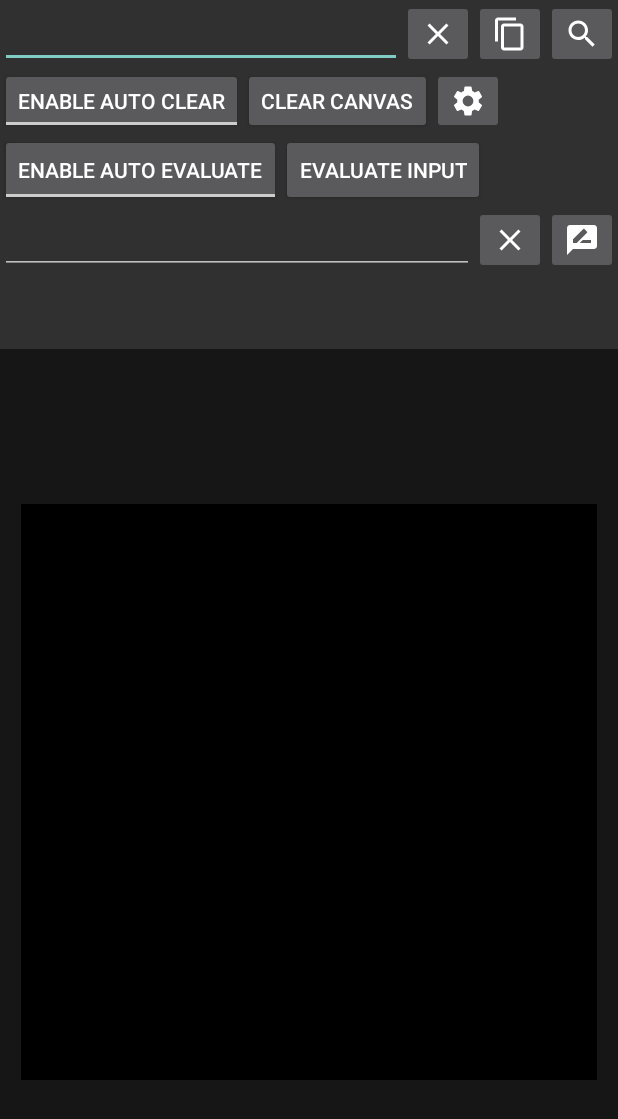
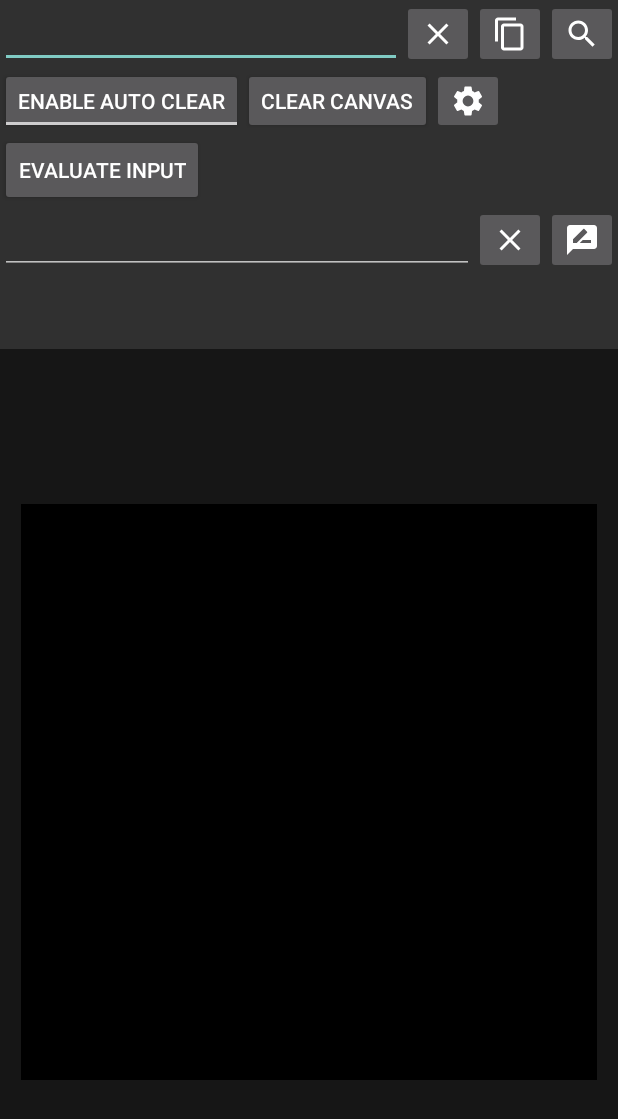
Before and after one commit to ichisadashioko/kanji-recognition-android, an Android app: the screen it shows after launch (MainActivity), on a phone screen of 412 x 824 dp. Shown: the top 1119 px of the screen. Run offline under Robolectric (Android 15) with nearby library versions, the phone set to English and light mode, and no system bars; libraries missing offline, so code that uses them is left out: org.tensorflow.lite; network calls fail; Roboto replaces fonts that are not available here; 1 statement that could not run was skipped.

Commit message:
move auto evaluate to preferences

```diff
--- a/app/src/main/java/io/github/ichisadashioko/android/kanji/MainActivity.java
+++ b/app/src/main/java/io/github/ichisadashioko/android/kanji/MainActivity.java
@@ -44,7 +44,7 @@ import io.github.ichisadashioko.android.kanji.views.HandwritingCanvas;
 import io.github.ichisadashioko.android.kanji.views.ResultButton;
 import io.github.ichisadashioko.android.kanji.views.TouchCallback;
 
-public class MainActivity extends Activity implements TouchCallback
+public class MainActivity extends Activity implements TouchCallback, SharedPreferences.OnSharedPreferenceChangeListener
 {
     /**
      * We still have to put custom font in `assets` folder but not the `res` folder because
@@ -131,16 +131,6 @@ public class MainActivity extends Activity implements TouchCallback
         customLabelEditText  = findViewById(R.id.custom_label);
         resultListScrollView = findViewById(R.id.result_container_scroll_view);
 
-        ToggleButton autoEvaluateToggleButton = findViewById(R.id.auto_evaluate);
-        autoEvaluate                          = autoEvaluateToggleButton.isChecked();
-        autoEvaluateToggleButton.setOnCheckedChangeListener(new CompoundButton.OnCheckedChangeListener() {
-            @Override
-            public void onCheckedChanged(CompoundButton buttonView, boolean isChecked)
-            {
-                autoEvaluate = isChecked;
-            }
-        });
-
         ToggleButton autoClearToggleButton = findViewById(R.id.auto_clear);
         autoClear                          = autoClearToggleButton.isChecked();
         autoClearToggleButton.setOnCheckedChangeListener(new CompoundButton.OnCheckedChangeListener() {
@@ -169,6 +159,10 @@ public class MainActivity extends Activity implements TouchCallback
         Typeface kanjiTypeface = Typeface.createFromAsset(getApplicationContext().getAssets(), KANJI_FONT_PATH);
         textRenderer.setTypeface(kanjiTypeface);
         ResultButton.LABEL_FONT = kanjiTypeface;
+
+        autoEvaluate = isAutoEvaluateEnabled();
+
+        PreferenceManager.getDefaultSharedPreferences(this).registerOnSharedPreferenceChangeListener(this);
     }
 
     /**
@@ -181,6 +175,12 @@ public class MainActivity extends Activity implements TouchCallback
         boolean isAllowSaving               = sharedPreferences.getBoolean(getString(R.string.pref_key_save_data), false);
         boolean permissionGranted           = (ContextCompat.checkSelfPermission(this, Manifest.permission.WRITE_EXTERNAL_STORAGE) == PackageManager.PERMISSION_GRANTED);
         return isAllowSaving && permissionGranted;
+    }
+
+    public boolean isAutoEvaluateEnabled()
+    {
+        SharedPreferences sharedPreferences = PreferenceManager.getDefaultSharedPreferences(this);
+        return sharedPreferences.getBoolean(getString(R.string.pref_key_auto_evaluate_input), false);
     }
 
     /**
@@ -628,4 +628,13 @@ public class MainActivity extends Activity implements TouchCallback
             }
         }
     }
+
+    @Override
+    public void onSharedPreferenceChanged(SharedPreferences sharedPreferences, String key)
+    {
+        if (key.equals(getString(R.string.pref_key_auto_evaluate_input)))
+        {
+            this.autoEvaluate = sharedPreferences.getBoolean(key, false);
+        }
+    }
 }
--- a/app/src/main/res/layout/activity_main.xml
+++ b/app/src/main/res/layout/activity_main.xml
@@ -70,13 +70,6 @@
         android:layout_width="match_parent"
         android:layout_height="wrap_content">
 
-        <ToggleButton
-            android:id="@+id/auto_evaluate"
-            android:layout_width="wrap_content"
-            android:layout_height="match_parent"
-            android:textOff="enable auto evaluate"
-            android:textOn="disable auto evaluate" />
-
         <Button
             android:layout_width="wrap_content"
             android:layout_height="match_parent"
--- a/app/src/main/res/values/strings.xml
+++ b/app/src/main/res/values/strings.xml
@@ -1,4 +1,5 @@
 <resources>
     <string name="app_name">Kanji Handwriting</string>
     <string name="pref_key_save_data">SAVE_WRITING_DATA</string>
+    <string name="pref_key_auto_evaluate_input">ENABLE_AUTO_EVALUATE_INPUT</string>
 </resources>
--- a/app/src/main/res/xml/preference.xml
+++ b/app/src/main/res/xml/preference.xml
@@ -4,4 +4,8 @@
         app:icon="@drawable/ic_save"
         app:key="@string/pref_key_save_data"
         app:title="Save writing data" />
+
+    <SwitchPreferenceCompat
+        app:key="@string/pref_key_auto_evaluate_input"
+        app:title="Enable auto evaluate input" />
 </PreferenceScreen>
```
